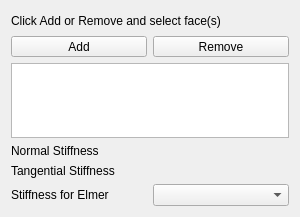
This is src/Mod/Fem/Gui/TaskFemConstraintSpring.ui in southseact-3d/fcd as Qt 5 draws it before an edit. The edited form follows.
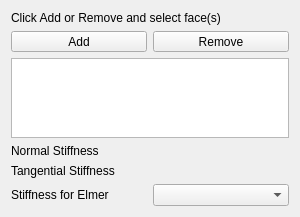
This is the edited form. Custom widgets are drawn as their Qt base class.

Commit message: Fem: Fix height of reference list widget in spring constraint task panel

```diff
--- a/src/Mod/Fem/Gui/TaskFemConstraintSpring.ui
+++ b/src/Mod/Fem/Gui/TaskFemConstraintSpring.ui
@@ -62,7 +62,7 @@
      <property name="maximumSize">
       <size>
        <width>16777215</width>
-       <height>75</height>
+       <height>215</height>
       </size>
      </property>
     </widget>
```
